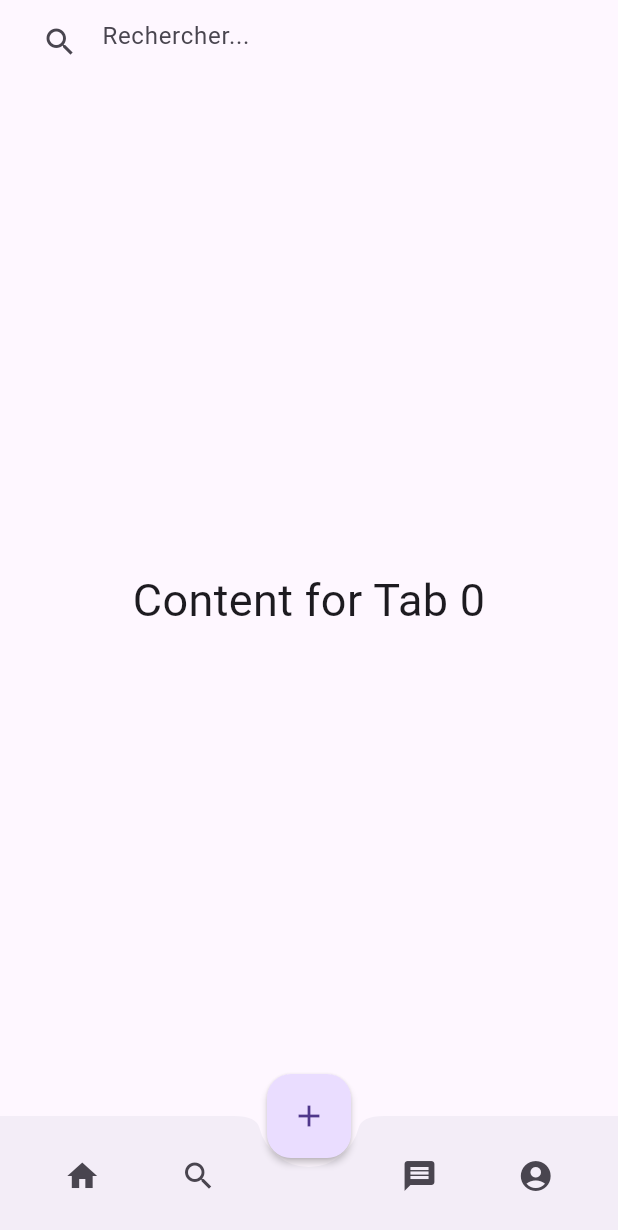
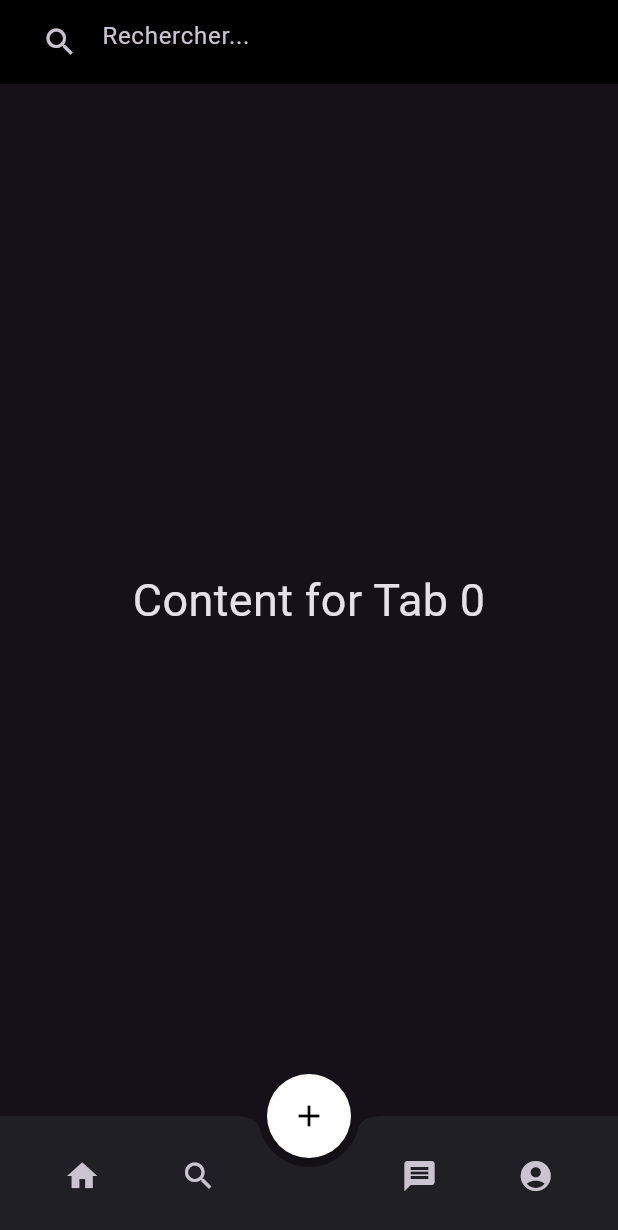
Before and after one commit to CosaNostraa69/secondvie, a Flutter app: the screen it shows after launch, on a phone screen of 412 x 824 dp. Shown: the top 1230 px of the screen. Run offline on Flutter 3.47's test engine with Material 3 defaults, Android fonts, the phone set to English and light mode, and no system bars; our stand-ins replace image_picker.

Commit message:
Update theme and FloatingActionButton shape in main.dart

```diff
--- a/lib/main.dart
+++ b/lib/main.dart
@@ -10,6 +10,23 @@ class MyApp extends StatelessWidget {
   Widget build(BuildContext context) {
     return MaterialApp(
       title: 'SecondVie',
+      theme: ThemeData(
+        brightness: Brightness.dark, // Thème sombre global
+        primaryColor: Colors.grey[900],
+        floatingActionButtonTheme: FloatingActionButtonThemeData(
+          backgroundColor: Colors.white, // Couleur du bouton FloatingActionButton
+          foregroundColor: Colors.black, // Couleur de l'icône
+        ),
+        appBarTheme: AppBarTheme(
+          color: Colors.black, // Couleur de la AppBar
+          iconTheme: IconThemeData(color: Colors.white), // Couleur des icônes de la AppBar
+        ),
+        bottomNavigationBarTheme: BottomNavigationBarThemeData(
+          backgroundColor: Colors.black, // Couleur de fond de la BottomNavigationBar
+          selectedItemColor: Colors.white, // Couleur de l'icône sélectionnée
+          unselectedItemColor: Colors.grey[700], // Couleur des icônes non sélectionnées
+        ),
+      ),
       home: MyHomePage(),
     );
   }
@@ -49,6 +66,7 @@ class _MyHomePageState extends State<MyHomePage> {
               onPressed: () => _onItemTapped(2),
               child: const Icon(Icons.add),
               elevation: 2.0,
+              shape: RoundedRectangleBorder(borderRadius: BorderRadius.circular(100)), // Forme arrondie
             ),
       floatingActionButtonLocation: FloatingActionButtonLocation.centerDocked,
       bottomNavigationBar: CustomBottomNavBar(
@@ -68,5 +86,3 @@ class _MyHomePageState extends State<MyHomePage> {
     );
   }
 }
-
-// Assurez-vous que le fichier new_item_screen.dart est bien défini avec la classe NewItemScreen.
```
Also changed, not shown: lib/app/views/search_screen.dart (added, +34 -0 lines).
